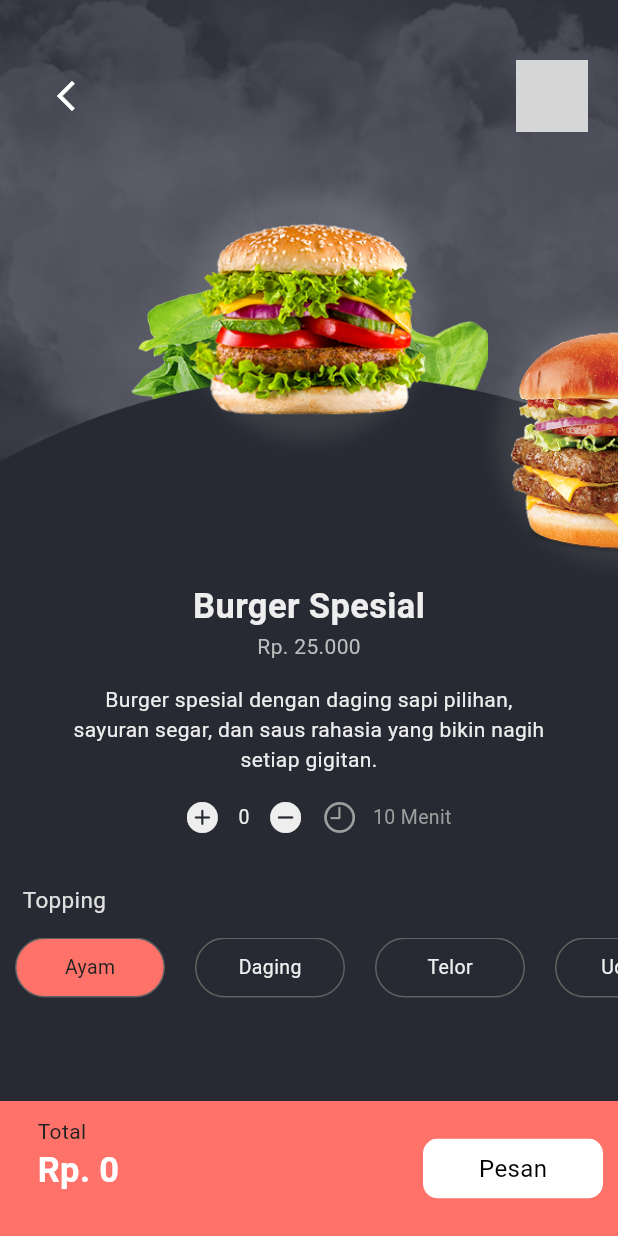
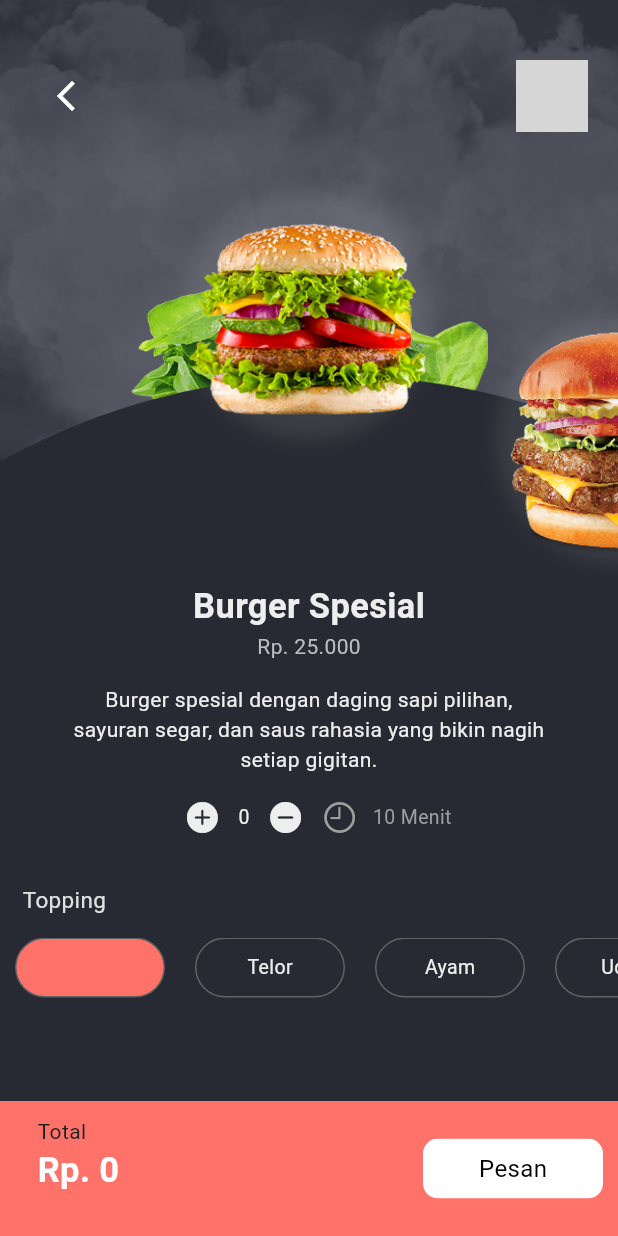
Before and after one commit to Andhikagr/animation-exam, a Flutter app: the screen it shows after launch, on a phone screen of 412 x 824 dp. Run offline on Flutter 3.47's test engine with Material 3 defaults, Android fonts, the phone set to English and light mode, and no system bars; our stand-ins replace get; missing offline and left inert: add_to_cart_animation; grey boxes are pictures that could not be loaded.

Commit message:
push full project files

```diff
--- a/lib/food_one/food_one_splash.dart
+++ b/lib/food_one/food_one_splash.dart
@@ -97,7 +97,10 @@ class _FoodOneSplashState extends State<FoodOneSplash>
     return AddToCartAnimation(
       cartKey: cartKey,
 
-      jumpAnimation: JumpAnimationOptions(active: false),
+      jumpAnimation: JumpAnimationOptions(
+        active: false,
+        duration: Duration(milliseconds: 300),
+      ),
       createAddToCartAnimation: (runAddToCartAnimation) {
         this.runAddToCartAnimation = runAddToCartAnimation;
       },
@@ -304,6 +307,7 @@ class _FoodOneSplashState extends State<FoodOneSplash>
                     ),
                   ),
                   SizedBox(height: 15),
+
                   SizedBox(
                     height: 40,
                     child: ListView.builder(
@@ -317,7 +321,8 @@ class _FoodOneSplashState extends State<FoodOneSplash>
                               selectTopping = index;
                             });
                           },
-                          child: Container(
+                          child: AnimatedContainer(
+                            duration: Duration(milliseconds: 800),
                             margin: EdgeInsets.symmetric(horizontal: 10),
                             width: 100,
                             decoration: BoxDecoration(
@@ -329,7 +334,12 @@ class _FoodOneSplashState extends State<FoodOneSplash>
                             ),
                             child: Center(
                               child: TextOrder(
-                                textItem: toppingItem[index]["name"],
+                                textItem: selectTop
+                                    ? ((toppingItem[index]["price"] as num) == 0
+                                          ? ""
+                                          : (toppingItem[index]["price"] as num)
+                                                .toRupiah())
+                                    : toppingItem[index]["name"],
                                 colorItem: selectTop
                                     ? Colors.grey.shade900
                                     : Colors.grey.shade200,
--- a/lib/food_one/widget/data_model.dart
+++ b/lib/food_one/widget/data_model.dart
@@ -51,9 +51,10 @@ final List<Map<String, dynamic>> burgerItems = [
 ];
 
 final List<Map<String, dynamic>> toppingItem = [
-  {"name": "Ayam", "price": 5000},
+  {"name": "Tidak Pakai", "price": 0},
+  {"name": "Telor", "price": 3000},
+  {"name": "Ayam", "price": 4000},
+  {"name": "Udang", "price": 4000},
+  {"name": "Cumi", "price": 4000},
   {"name": "Daging", "price": 7000},
-  {"name": "Telor", "price": 4000},
-  {"name": "Udang", "price": 8000},
-  {"name": "Cumi", "price": 8500},
 ];
--- a/lib/food_one/widget/format_rupiah.dart
+++ b/lib/food_one/widget/format_rupiah.dart
@@ -7,6 +7,8 @@ class FormatRupiah extends TextInputFormatter {
     symbol: "Rp. ",
     decimalDigits: 0,
   );
+
+  FormatRupiah(toppingItem);
 
   @override
   TextEditingValue formatEditUpdate(
```
